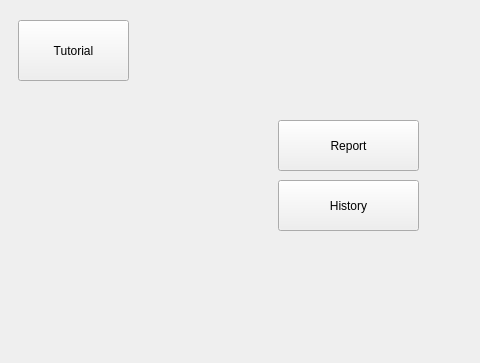
The window that Group4/heaui7.ui (Assignment-C/UI-APP) describes before a commit, drawn with Qt 5; both pictures show x 282 to 762 and y 0 to 363 of the 762 by 363 pixel window.
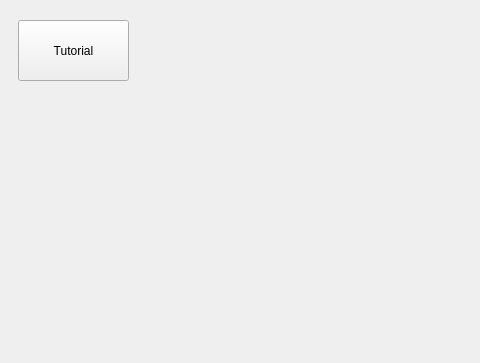
The same window after the commit.

Patch:
```diff
--- a/Group4/heaui7.ui
+++ b/Group4/heaui7.ui
@@ -39,32 +39,6 @@
     <string>Class</string>
    </property>
   </widget>
-  <widget class="QPushButton" name="pushButton_4">
-   <property name="geometry">
-    <rect>
-     <x>560</x>
-     <y>120</y>
-     <width>141</width>
-     <height>51</height>
-    </rect>
-   </property>
-   <property name="text">
-    <string>Report</string>
-   </property>
-  </widget>
-  <widget class="QPushButton" name="pushButton_5">
-   <property name="geometry">
-    <rect>
-     <x>560</x>
-     <y>180</y>
-     <width>141</width>
-     <height>51</height>
-    </rect>
-   </property>
-   <property name="text">
-    <string>History</string>
-   </property>
-  </widget>
   <widget class="QPushButton" name="pushButton_3">
    <property name="geometry">
     <rect>
```
